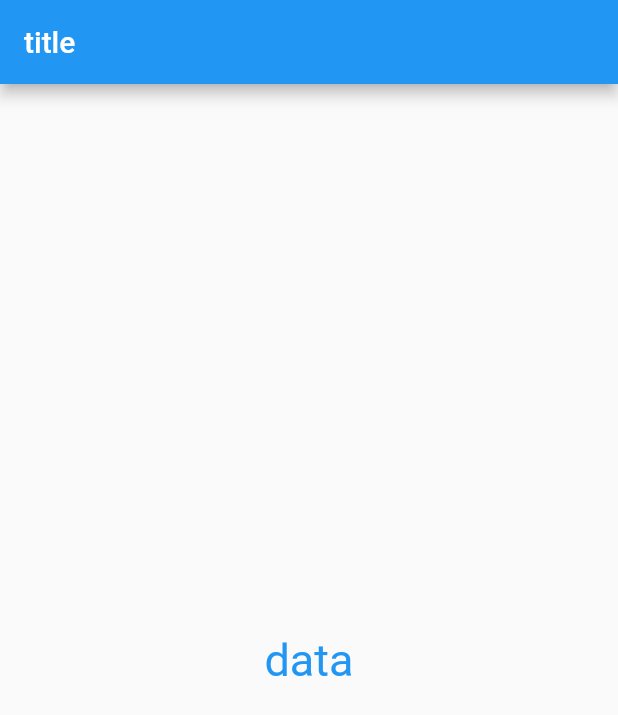
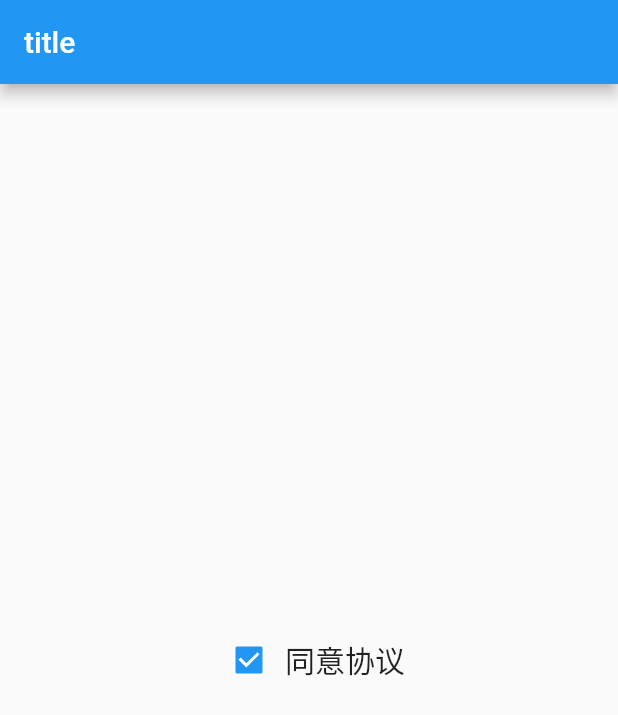
Before and after one commit to wuhaohao1234/flutter-handle-example, a Flutter app: the screen it shows after launch, on a phone screen of 412 x 824 dp. Shown: the top 715 px of the screen. Run offline on Flutter 3.47's test engine with Material 2 defaults, Android fonts, the phone set to English and light mode, and no system bars.

Commit message:
feat: 添加checkbox Row布局

```diff
--- a/lib/main.dart
+++ b/lib/main.dart
@@ -12,12 +12,18 @@ class MyApp extends StatelessWidget {
               title: Text('title'),
             ),
             body: Center(
-          child: Text(
-            'data',
+              child: Row(
+                mainAxisAlignment: MainAxisAlignment.center,
+                children: <Widget>[
+                  Checkbox(
+                      value: true, onChanged: (value) => print("Hello World")),
+                  Text(
+                    "同意协议",
                     textDirection: TextDirection.ltr,
-            style: TextStyle(color: Colors.blue, fontSize: 30),
+                    style: TextStyle(fontSize: 20),
+                  )
+                ],
               ),
-        ),
-    ));
+            )));
   }
 }
```
Lines whose indentation alone changed are shown as unchanged.
